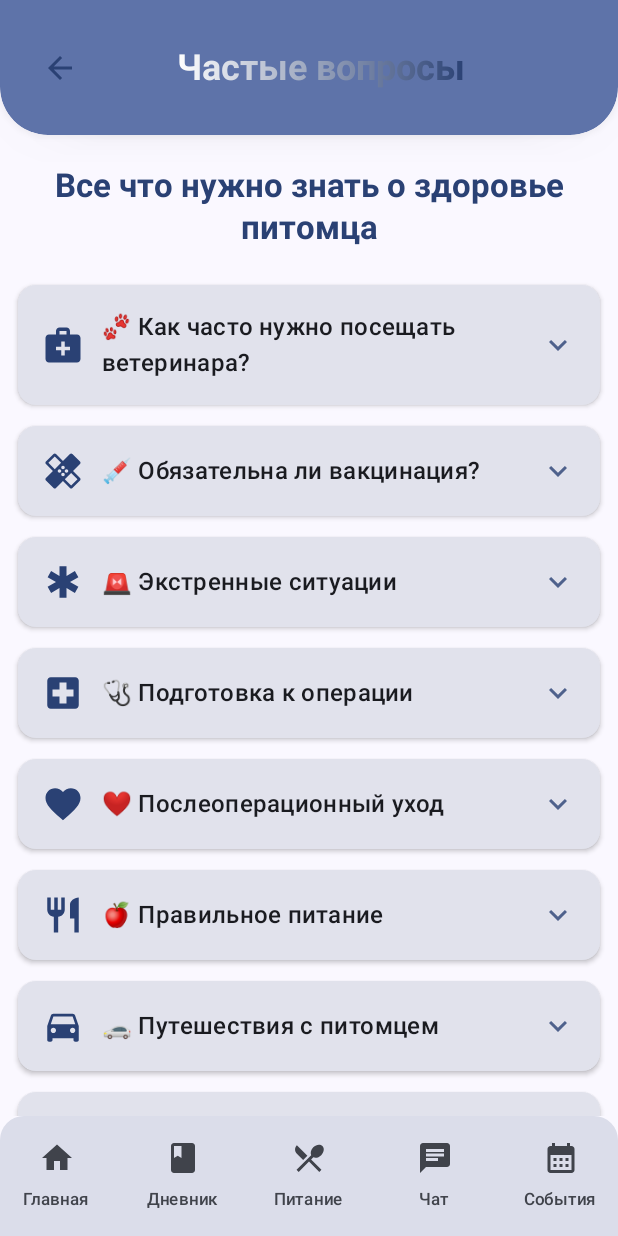
After one commit to sadness333/pethealthapp, an Android app built with Jetpack Compose: the FAQScreen screen opened through its navigation route, on a phone screen of 412 x 824 dp. The commit adds this screen. Run offline under Robolectric (Android 15) with nearby library versions, the phone set to English and light mode, and no system bars; our stand-ins replace Firebase (no records; nobody signed in at launch, a user with empty details on screens opened directly).

Commit message:
Заменил статистику на карточку с вопросами и ответами

```diff
--- /dev/null
+++ b/app/src/main/java/com/example/prettypetsandfriends/data/entities/FAQItem.kt
@@ -0,0 +1,10 @@
+package com.example.prettypetsandfriends.data.entities
+
+import androidx.compose.ui.graphics.vector.ImageVector
+
+data class FAQItem(
+    val question: String,
+    val answer: String,
+    val icon: ImageVector? = null,
+    var expanded: Boolean = false
+)
--- a/app/src/main/java/com/example/prettypetsandfriends/ui/navigation/nav.kt
+++ b/app/src/main/java/com/example/prettypetsandfriends/ui/navigation/nav.kt
@@ -20,13 +20,13 @@ import com.example.prettypetsandfriends.ui.screens.AuthScreen
 import com.example.prettypetsandfriends.ui.screens.CalendarScreen
 import com.example.prettypetsandfriends.ui.screens.DeleteAccountScreen
 import com.example.prettypetsandfriends.ui.screens.DocumentsScreen
+import com.example.prettypetsandfriends.ui.screens.FAQScreen
 import com.example.prettypetsandfriends.ui.screens.FeedingScreen
 import com.example.prettypetsandfriends.ui.screens.HealthDiaryScreen
 import com.example.prettypetsandfriends.ui.screens.MainScreen
 import com.example.prettypetsandfriends.ui.screens.PetProfileScreen
 import com.example.prettypetsandfriends.ui.screens.RegistrationScreen
 import com.example.prettypetsandfriends.ui.screens.SplashScreen
-import com.example.prettypetsandfriends.ui.screens.StatisticsScreen
 import com.example.prettypetsandfriends.ui.screens.UserEditProfileScreen
 import com.example.prettypetsandfriends.ui.screens.UserMenuScreen
 import com.example.prettypetsandfriends.ui.screens.WeightTrackerScreen
@@ -54,7 +54,7 @@ fun NavigationPetApp() {
         composable("edit_profile") { UserEditProfileScreen(navController) }
         composable("add_pet") { AddPetScreen(navController) }
         composable("document") { DocumentsScreen(navController) }
-        composable("stats") { StatisticsScreen(navController) }
+        composable("help") { FAQScreen(navController) }
         composable("weight") { WeightTrackerScreen(navController)}
         composable("delete_profile") { DeleteAccountScreen(navController)}
         composable(
--- /dev/null
+++ b/app/src/main/java/com/example/prettypetsandfriends/ui/screens/FAQScreen.kt
@@ -0,0 +1,197 @@
+package com.example.prettypetsandfriends.ui.screens
+
+import androidx.compose.animation.animateContentSize
+import androidx.compose.foundation.clickable
+import androidx.compose.foundation.layout.*
+import androidx.compose.foundation.lazy.LazyColumn
+import androidx.compose.foundation.lazy.items
+import androidx.compose.material.icons.Icons
+import androidx.compose.material.icons.filled.DirectionsCar
+import androidx.compose.material.icons.filled.Emergency
+import androidx.compose.material.icons.filled.ExpandLess
+import androidx.compose.material.icons.filled.ExpandMore
+import androidx.compose.material.icons.filled.Favorite
+import androidx.compose.material.icons.filled.Healing
+import androidx.compose.material.icons.filled.LocalHospital
+import androidx.compose.material.icons.filled.MedicalServices
+import androidx.compose.material.icons.filled.Medication
+import androidx.compose.material.icons.filled.Psychology
+import androidx.compose.material.icons.filled.Restaurant
+import androidx.compose.material3.*
+import androidx.compose.runtime.*
+import androidx.compose.ui.Alignment
+import androidx.compose.ui.Modifier
+import androidx.compose.ui.text.font.FontWeight
+import androidx.compose.ui.text.style.TextAlign
+import androidx.compose.ui.unit.dp
+import androidx.compose.ui.unit.sp
+import androidx.navigation.NavController
+import com.example.prettypetsandfriends.data.entities.FAQItem
+import com.example.prettypetsandfriends.ui.components.CustomBottomNavigation
+import com.example.prettypetsandfriends.ui.components.CustomTopBar
+
+@Composable
+fun FAQScreen(navController: NavController) {
+    val faqItems = remember {
+        mutableStateListOf(
+            FAQItem(
+                question = "🐾 Как часто нужно посещать ветеринара?",
+                answer = "Плановые осмотры рекомендуются:\n\n• Взрослые животные: 1-2 раза в год\n• Щенки/котята: раз в месяц до 6 месяцев\n• Пожилые питомцы: каждые 6 месяцев\n• Хронические больные: по графику врача",
+                icon = Icons.Default.MedicalServices
+            ),
+            FAQItem(
+                question = "💉 Обязательна ли вакцинация?",
+                answer = "Обязательные прививки:\n\n✅ Бешенство (законодательное требование)\n✅ Чумка плотоядных\n✅ Парвовирусный энтерит\n✅ Ринотрахеит (для кошек)\n\nГрафик: первый курс в 2-4 месяца, ревакцинация ежегодно",
+                icon = Icons.Default.Healing
+            ),
+            FAQItem(
+                question = "🚨 Экстренные ситуации",
+                answer = "Срочно к врачу при:\n\n• Травмах с кровотечением\n• Затруднённом дыхании\n• Судорогах\n• Отравлении\n• Температуре выше 40°C\n• Отказе от еды/воды более суток",
+                icon = Icons.Default.Emergency
+            ),
+            FAQItem(
+                question = "🩺 Подготовка к операции",
+                answer = "1. Голодная диета 8-12 часов\n2. Доступ к воде\n3. Гигиеническая обработка\n4. Принести ветеринарный паспорт\n5. Сообщить о принимаемых препаратах",
+                icon = Icons.Default.LocalHospital
+            ),
+            FAQItem(
+                question = "❤️ Послеоперационный уход",
+                answer = "• Покой 10-14 дней\n• Защитный воротник\n• Обработка швов 2 раза/день\n• Контроль аппетита\n• Ограничение подвижности\n• Контрольный осмотр через 3 дня",
+                icon = Icons.Default.Favorite
+            ),
+            FAQItem(
+                question = "🍎 Правильное питание",
+                answer = "Основные правила:\n\n• Возрастные линейки кормов\n• Запрет на человеческую еду\n• Свежая вода всегда\n• Дозирование порций\n• Специальные диеты по назначению",
+                icon = Icons.Default.Restaurant
+            ),
+            FAQItem(
+                question = "🚗 Путешествия с питомцем",
+                answer = "Подготовка:\n\n1. Ветеринарный паспорт\n2. Переноска-контейнер\n3. Аптечка первой помощи\n4. Запас корма\n5. Адаптационные препараты\n6. Чипы/адресник",
+                icon = Icons.Default.DirectionsCar
+            ),
+            FAQItem(
+                question = "🐶 Поведенческие проблемы",
+                answer = "Частые причины:\n\n• Недостаток активности\n• Неправильная социализация\n• Стрессовые факторы\n• Гормональные изменения\n• Медицинские проблемы\n\nРекомендуем консультацию зоопсихолога",
+                icon = Icons.Default.Psychology
+            ),
+            FAQItem(
+                question = "🌡️ Домашняя аптечка",
+                answer = "Обязательный набор:\n\n• Перевязочные материалы\n• Антисептики (хлоргексидин)\n• Жаропонижающее\n• Сорбенты\n• Глазные капли\n• Ножницы с тупыми концами\n• Термометр",
+                icon = Icons.Default.Medication
+            )
+        )
+    }
+
+    Scaffold(
+        topBar = {
+            CustomTopBar(
+                navController = navController,
+                name = "Частые вопросы",
+                showBackButton = true,
+                onBackClick = { navController.popBackStack() }
+            )
+        },
+        bottomBar = { CustomBottomNavigation(navController) }
+    ) { padding ->
+        LazyColumn(
+            modifier = Modifier
+                .padding(padding)
+                .fillMaxSize()
+                .padding(horizontal = 12.dp)
+        ) {
+            item {
+                Text(
+                    text = "Все что нужно знать о здоровье питомца",
+                    style = MaterialTheme.typography.titleLarge.copy(
+                        color = MaterialTheme.colorScheme.primary,
+                        fontWeight = FontWeight.Bold
+                    ),
+                    modifier = Modifier
+                        .padding(vertical = 20.dp)
+                        .fillMaxWidth(),
+                    textAlign = TextAlign.Center
+                )
+            }
+
+            items(faqItems) { item ->
+                FaqAccordion(item = item) { clickedItem ->
+                    val index = faqItems.indexOfFirst { it.question == clickedItem.question }
+                    faqItems[index] = faqItems[index].copy(expanded = !faqItems[index].expanded)
+                }
+                Spacer(modifier = Modifier.height(6.dp))
+            }
+
+            item { Spacer(modifier = Modifier.height(24.dp)) }
+        }
+    }
+}
+
+@Composable
+private fun FaqAccordion(item: FAQItem, onItemClick: (FAQItem) -> Unit) {
+    Card(
+        modifier = Modifier
+            .fillMaxWidth()
+            .padding(vertical = 4.dp),
+        colors = CardDefaults.cardColors(
+            containerColor = MaterialTheme.colorScheme.surfaceVariant,
+            contentColor = MaterialTheme.colorScheme.onSurface
+        ),
+        elevation = CardDefaults.cardElevation(defaultElevation = 2.dp),
+        shape = MaterialTheme.shapes.medium
+    ) {
+        Column(modifier = Modifier.animateContentSize()) {
+            Row(
+                modifier = Modifier
+                    .fillMaxWidth()
+                    .clickable { onItemClick(item) }
+                    .padding(16.dp),
+                verticalAlignment = Alignment.CenterVertically,
+                horizontalArrangement = Arrangement.spacedBy(12.dp)
+            ) {
+                item.icon?.let {
+                    Icon(
+                        imageVector = it,
+                        contentDescription = null,
+                        tint = MaterialTheme.colorScheme.primary,
+                        modifier = Modifier.size(28.dp)
+                    )
+                }
+
+                Text(
+                    text = item.question,
+                    style = MaterialTheme.typography.titleMedium.copy(
+                        fontWeight = FontWeight.SemiBold,
+                        color = MaterialTheme.colorScheme.onSurface
+                    ),
+                    modifier = Modifier.weight(1f)
+                )
+
+                Icon(
+                    imageVector = if (item.expanded) Icons.Default.ExpandLess
+                    else Icons.Default.ExpandMore,
+                    contentDescription = if (item.expanded) "Свернуть" else "Развернуть",
+                    tint = MaterialTheme.colorScheme.primary.copy(alpha = 0.8f)
+                )
+            }
+
+            if (item.expanded) {
+                Divider(
+                    color = MaterialTheme.colorScheme.outlineVariant.copy(alpha = 0.3f),
+                    thickness = 1.dp,
+                    modifier = Modifier.padding(horizontal = 16.dp)
+                )
+                Text(
+                    text = item.answer,
+                    style = MaterialTheme.typography.bodyLarge.copy(
+                        lineHeight = 24.sp,
+                        color = MaterialTheme.colorScheme.onSurface.copy(alpha = 0.9f)
+                    ),
+                    modifier = Modifier
+                        .padding(16.dp)
+                        .fillMaxWidth(),
+                    textAlign = TextAlign.Start
+                )
+            }
+        }
+    }
+}
--- a/app/src/main/java/com/example/prettypetsandfriends/ui/screens/MainScreen.kt
+++ b/app/src/main/java/com/example/prettypetsandfriends/ui/screens/MainScreen.kt
@@ -106,7 +106,7 @@ fun ModernPetCareScreen(paddingValues: PaddingValues, navController: NavControll
         ) {
             item { QuickActionCard("Документы", R.drawable.ic_doc, onClick = { navController.navigate("document") })}
             item { QuickActionCard("Контроль веса", R.drawable.ic_weight, onClick = {navController.navigate("weight")} ) }
-            item { QuickActionCard("Статистика", R.drawable.ic_analytics, onClick = {navController.navigate("stats")} ) }
+            item { QuickActionCard("Помощь", R.drawable.ic_help, onClick = {navController.navigate("help")} ) }
         }
 
         Column(modifier = Modifier.padding(24.dp)) {
--- /dev/null
+++ b/app/src/main/res/drawable/ic_help.xml
@@ -0,0 +1,5 @@
+<vector xmlns:android="http://schemas.android.com/apk/res/android" android:autoMirrored="true" android:height="24dp" android:tint="#000000" android:viewportHeight="24" android:viewportWidth="24" android:width="24dp">
+
+    <path android:fillColor="@android:color/white" android:pathData="M12,2C6.48,2 2,6.48 2,12s4.48,10 10,10 10,-4.48 10,-10S17.52,2 12,2zM13,19h-2v-2h2v2zM15.07,11.25l-0.9,0.92C13.45,12.9 13,13.5 13,15h-2v-0.5c0,-1.1 0.45,-2.1 1.17,-2.83l1.24,-1.26c0.37,-0.36 0.59,-0.86 0.59,-1.41 0,-1.1 -0.9,-2 -2,-2s-2,0.9 -2,2L8,9c0,-2.21 1.79,-4 4,-4s4,1.79 4,4c0,0.88 -0.36,1.68 -0.93,2.25z"/>
+
+</vector>
```
Also changed, not shown: app/src/main/java/com/example/prettypetsandfriends/ui/screens/StatisticsScreen.kt (deleted, +0 -197 lines).
